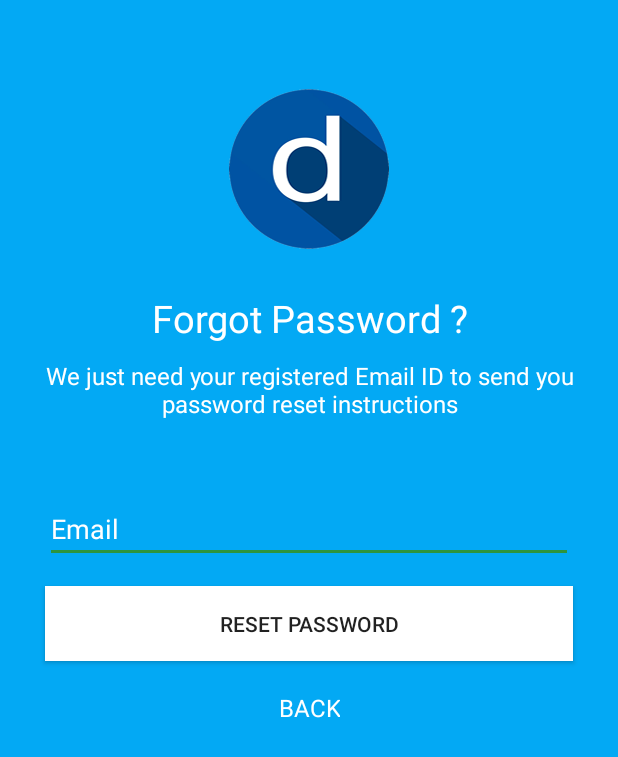
After one commit to devappstudio/DigiB, an Android app: the Recover_pass screen opened directly, with no data from a screen before it, on a phone screen of 412 x 824 dp. The commit adds this screen. Shown: the top 757 px of the screen. Run offline under Robolectric (Android 15) with nearby library versions, the phone set to English and light mode, and no system bars.

Commit message:
recovery page added

```diff
--- a/DigibanQ/app/src/main/AndroidManifest.xml
+++ b/DigibanQ/app/src/main/AndroidManifest.xml
@@ -123,6 +123,11 @@
             android:label="Lean Application"
             android:screenOrientation="portrait">
         </activity>
+        <activity
+            android:name="dev.mobile.digibanq.activity.Recover_pass"
+            android:label="Recover Password"
+            android:screenOrientation="portrait">
+        </activity>
     </application>
 
 </manifest>
--- a/DigibanQ/app/src/main/java/dev/mobile/digibanq/activity/MainActivity.java
+++ b/DigibanQ/app/src/main/java/dev/mobile/digibanq/activity/MainActivity.java
@@ -14,7 +14,7 @@ import info.androidhive.digibanq.R;
 public class MainActivity extends AppCompatActivity {
 
     Button login;
-    TextView help, signup;
+    TextView recover, signup;
 
     @Override
     protected void onCreate(Bundle savedInstanceState) {
@@ -30,6 +30,7 @@ public class MainActivity extends AppCompatActivity {
 
         login = (Button)findViewById(R.id.btn_signin);
         signup =  (TextView) findViewById(R.id.reg);
+        recover = (TextView) findViewById(R.id.rec_password);
 
 
         login.setOnClickListener(new View.OnClickListener(){
@@ -51,6 +52,16 @@ public class MainActivity extends AppCompatActivity {
 
         });
 
+        recover.setOnClickListener(new View.OnClickListener(){
+            public void onClick(View v) {
+                // Perform action on click
+                Intent rec = new Intent(MainActivity.this, Recover_pass.class);
+                MainActivity.this.startActivity(rec);
+            }
+
+
+        });
+
 
 
     }
--- /dev/null
+++ b/DigibanQ/app/src/main/java/dev/mobile/digibanq/activity/Recover_pass.java
@@ -0,0 +1,56 @@
+package dev.mobile.digibanq.activity;
+
+import android.content.Intent;
+import android.os.Bundle;
+import android.support.v7.app.AppCompatActivity;
+import android.view.View;
+import android.view.Window;
+import android.view.WindowManager;
+import android.widget.Button;
+import android.widget.TextView;
+
+import info.androidhive.digibanq.R;
+
+/**
+ * Created by banktech on 11/22/2016.
+ */
+
+public class Recover_pass extends AppCompatActivity {
+
+    Button recover;
+    TextView back;
+
+    @Override
+    protected void onCreate(Bundle savedInstanceState) {
+        super.onCreate(savedInstanceState);
+
+        requestWindowFeature(Window.FEATURE_NO_TITLE);
+        getWindow().setFlags(WindowManager.LayoutParams.FLAG_FULLSCREEN,
+                WindowManager.LayoutParams.FLAG_FULLSCREEN);
+
+        setContentView(R.layout.recover_password);
+
+        recover = (Button)findViewById(R.id.recover);
+        back = (TextView)findViewById(R.id.back);
+
+
+        recover.setOnClickListener(new View.OnClickListener(){
+            public void onClick(View v){
+                // Perform action on click
+
+
+            }
+        });
+
+        back.setOnClickListener(new View.OnClickListener(){
+            public void onClick(View v) {
+                // Perform action on click
+                Intent reg = new Intent(Recover_pass.this, MainActivity.class);
+                Recover_pass.this.startActivity(reg);
+            }
+
+
+        });
+
+    }
+}
--- /dev/null
+++ b/DigibanQ/app/src/main/res/layout-large/recover_password.xml
@@ -0,0 +1,79 @@
+<?xml version="1.0" encoding="utf-8"?>
+
+<RelativeLayout xmlns:android="http://schemas.android.com/apk/res/android"
+    xmlns:app="http://schemas.android.com/apk/res-auto"
+    android:orientation="vertical"
+    android:layout_width="match_parent"
+    android:layout_height="match_parent"
+    android:background="@color/light_blue">
+
+    <LinearLayout
+        android:layout_width="match_parent"
+        android:layout_height="wrap_content"
+        android:orientation="vertical"
+        android:gravity="center_horizontal"
+        android:layout_marginBottom="30dp">
+
+        <ImageView
+            android:id="@+id/logoImg"
+            android:layout_width="200dp"
+            android:layout_height="200dp"
+            android:layout_centerHorizontal="true"
+            android:layout_marginTop="10dp"
+            android:src="@drawable/logo_two" />
+
+        <TextView
+            android:layout_width="wrap_content"
+            android:layout_height="wrap_content"
+            android:textAlignment="center"
+            android:text="Forgot Password ?"
+            android:textSize="25sp"
+            android:textColor="@color/white"/>
+
+        <TextView
+            android:layout_width="wrap_content"
+            android:layout_height="wrap_content"
+            android:layout_marginTop="10dp"
+            android:layout_marginLeft="30dp"
+            android:layout_marginRight="30dp"
+            android:textAlignment="center"
+            android:text="We just need your registered Email ID to send you password reset instructions"
+            android:textSize="16sp"
+            android:textColor="@color/white"/>
+
+        <EditText
+            android:id="@+id/recover_email"
+            android:layout_width="match_parent"
+            android:layout_height="wrap_content"
+            android:layout_marginTop="50dp"
+            android:layout_marginLeft="30dp"
+            android:layout_marginRight="30dp"
+            android:hint="Email"
+            android:textColorHint="@color/white"/>
+
+        <Button
+            android:id="@+id/recover"
+            android:layout_width="match_parent"
+            android:layout_height="50dp"
+            android:background="@color/white"
+            android:layout_marginTop="15dp"
+            android:layout_marginLeft="30dp"
+            android:layout_marginRight="30dp"
+            android:text="Reset Password"/>
+
+        <TextView
+            android:id="@+id/back"
+            android:layout_width="wrap_content"
+            android:layout_height="wrap_content"
+            android:layout_marginTop="20dp"
+            android:layout_marginLeft="30dp"
+            android:layout_marginRight="30dp"
+            android:textAlignment="center"
+            android:text="BACK"
+            android:textSize="16sp"
+            android:textColor="@color/white"/>
+
+    </LinearLayout>
+
+
+</RelativeLayout>
--- a/DigibanQ/app/src/main/res/layout/digi_planner_layout.xml
+++ b/DigibanQ/app/src/main/res/layout/digi_planner_layout.xml
@@ -1,4 +1,4 @@
-<?xml version="1.0" encoding="utf-8"?>
+
 
 <RelativeLayout xmlns:android="http://schemas.android.com/apk/res/android"
     xmlns:app="http://schemas.android.com/apk/res-auto"
@@ -47,6 +47,15 @@
 
 
             </LinearLayout>
+
+            <Button
+                android:id="@+id/fix_budget"
+                android:layout_width="match_parent"
+                android:layout_height="40dp"
+                android:textSize="16sp"
+                android:background="@color/green"
+                android:textColor="@color/white"
+                android:text="Fix A Budget"/>
 
             <Button
                 android:id="@+id/new_goal"
--- /dev/null
+++ b/DigibanQ/app/src/main/res/layout/recover_password.xml
@@ -0,0 +1,80 @@
+<?xml version="1.0" encoding="utf-8"?>
+
+<RelativeLayout xmlns:android="http://schemas.android.com/apk/res/android"
+    xmlns:app="http://schemas.android.com/apk/res-auto"
+    android:orientation="vertical"
+    android:layout_width="match_parent"
+    android:layout_height="match_parent"
+    android:background="@color/light_blue">
+
+    <LinearLayout
+        android:layout_width="match_parent"
+        android:layout_height="wrap_content"
+        android:orientation="vertical"
+        android:gravity="center_horizontal"
+        android:layout_marginBottom="30dp">
+
+        <ImageView
+            android:id="@+id/logoImg"
+            android:layout_width="wrap_content"
+            android:layout_height="wrap_content"
+            android:layout_centerHorizontal="true"
+            android:layout_marginTop="50dp"
+            android:src="@drawable/logo" />
+
+        <TextView
+            android:layout_width="wrap_content"
+            android:layout_height="wrap_content"
+            android:layout_marginTop="20dp"
+            android:textAlignment="center"
+            android:text="Forgot Password ?"
+            android:textSize="25sp"
+            android:textColor="@color/white"/>
+
+        <TextView
+            android:layout_width="wrap_content"
+            android:layout_height="wrap_content"
+            android:layout_marginTop="10dp"
+            android:layout_marginLeft="30dp"
+            android:layout_marginRight="30dp"
+            android:textAlignment="center"
+            android:text="We just need your registered Email ID to send you password reset instructions"
+            android:textSize="16sp"
+            android:textColor="@color/white"/>
+
+        <EditText
+            android:id="@+id/recover_email"
+            android:layout_width="match_parent"
+            android:layout_height="wrap_content"
+            android:layout_marginTop="50dp"
+            android:layout_marginLeft="30dp"
+            android:layout_marginRight="30dp"
+            android:hint="Email"
+            android:textColorHint="@color/white"/>
+
+        <Button
+            android:id="@+id/recover"
+            android:layout_width="match_parent"
+            android:layout_height="50dp"
+            android:background="@color/white"
+            android:layout_marginTop="15dp"
+            android:layout_marginLeft="30dp"
+            android:layout_marginRight="30dp"
+            android:text="Reset Password"/>
+
+        <TextView
+            android:id="@+id/back"
+            android:layout_width="wrap_content"
+            android:layout_height="wrap_content"
+            android:layout_marginTop="20dp"
+            android:layout_marginLeft="30dp"
+            android:layout_marginRight="30dp"
+            android:textAlignment="center"
+            android:text="BACK"
+            android:textSize="16sp"
+            android:textColor="@color/white"/>
+
+    </LinearLayout>
+
+
+</RelativeLayout>
--- a/DigibanQ/app/src/main/res/layout/sign_in.xml
+++ b/DigibanQ/app/src/main/res/layout/sign_in.xml
@@ -54,11 +54,14 @@
             android:layout_marginRight="20dp"
             android:layout_marginLeft="20dp"
             android:orientation="horizontal">
+
             <TextView
+                android:id="@+id/rec_password"
                 android:layout_width="wrap_content"
                 android:layout_height="wrap_content"
                 android:text="Forgot password?"
                 android:textColor="@color/white"/>
+
             <TextView
                 android:id="@+id/reg"
                 android:layout_width="wrap_content"
```
Lines whose indentation alone changed are shown as unchanged.
